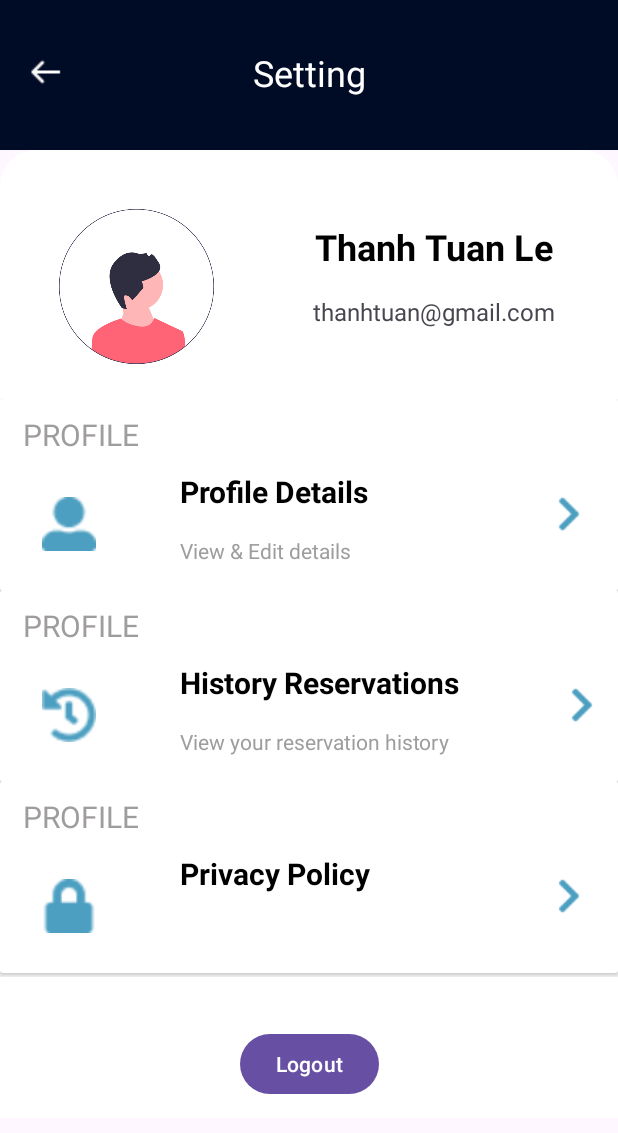
After one commit to lethanhtuan939/Hotel-Reservation-App, an Android app: the SettingActivity screen opened directly, with no data from a screen before it, on a phone screen of 412 x 824 dp. The commit adds this screen. Shown: the top 1133 px of the screen. Run offline under Robolectric (Android 15) with nearby library versions, the phone set to English and light mode, and no system bars.

Commit message:
setting activity

```diff
--- a/app/src/main/AndroidManifest.xml
+++ b/app/src/main/AndroidManifest.xml
@@ -12,6 +12,9 @@
         android:supportsRtl="true"
         android:theme="@style/Theme.HotelReservationApp"
         tools:targetApi="31">
+        <activity
+            android:name=".SettingActivity"
+            android:exported="false" />
         <activity
             android:name=".StartActivity"
             android:exported="false" />
--- /dev/null
+++ b/app/src/main/java/com/hotelreservationapp/SettingActivity.java
@@ -0,0 +1,40 @@
+package com.hotelreservationapp;
+
+import androidx.appcompat.app.AppCompatActivity;
+
+import android.os.Bundle;
+import android.widget.ListView;
+
+import com.hotelreservationapp.adapter.SettingListAdapter;
+import com.hotelreservationapp.model.SettingList;
+
+import java.util.ArrayList;
+
+public class SettingActivity extends AppCompatActivity {
+
+    SettingListAdapter settingListAdapter;
+    ArrayList<SettingList> lists;
+
+    ListView listView;
+
+    @Override
+    protected void onCreate(Bundle savedInstanceState) {
+        super.onCreate(savedInstanceState);
+        setContentView(R.layout.activity_setting);
+
+        lists = new ArrayList<>();
+        int[] icons = {R.drawable.user_icon, R.drawable.history, R.drawable.lock};
+        String[] titles = {"Profile Details", "History Reservations", "Privacy Policy"};
+        String[] subDes = {"View & Edit details", "View your reservation history", ""};
+
+        for(int i=0;i<icons.length;i++) {
+            SettingList item = new SettingList(titles[i], subDes[i], icons[i]);
+            lists.add(item);
+        }
+
+        settingListAdapter = new SettingListAdapter(SettingActivity.this, lists);
+
+        listView = findViewById(R.id.list_item_setting);
+        listView.setAdapter(settingListAdapter);
+    }
+}
--- a/app/src/main/java/com/hotelreservationapp/StartActivity.java
+++ b/app/src/main/java/com/hotelreservationapp/StartActivity.java
@@ -2,7 +2,10 @@ package com.hotelreservationapp;
 
 import androidx.appcompat.app.AppCompatActivity;
 
+import android.content.Intent;
 import android.os.Bundle;
+import android.view.View;
+import android.widget.Button;
 
 public class StartActivity extends AppCompatActivity {
 
--- /dev/null
+++ b/app/src/main/java/com/hotelreservationapp/adapter/SettingListAdapter.java
@@ -0,0 +1,40 @@
+package com.hotelreservationapp.adapter;
+
+import android.content.Context;
+import android.view.LayoutInflater;
+import android.view.View;
+import android.view.ViewGroup;
+import android.widget.ArrayAdapter;
+import android.widget.ImageView;
+import android.widget.TextView;
+
+import androidx.annotation.NonNull;
+import androidx.annotation.Nullable;
+
+import com.hotelreservationapp.R;
+import com.hotelreservationapp.model.SettingList;
+
+import java.util.ArrayList;
+
+public class SettingListAdapter extends ArrayAdapter<SettingList> {
+    public SettingListAdapter(@NonNull Context context, ArrayList<SettingList> dataArrayList) {
+        super(context, R.layout.setting_list_item, dataArrayList);
+    }
+
+    @NonNull
+    @Override
+    public View getView(int position, @Nullable View view, @NonNull ViewGroup parent) {
+        SettingList listData = getItem(position);
+        if (view == null){
+            view = LayoutInflater.from(getContext()).inflate(R.layout.setting_list_item, parent, false);
+        }
+        ImageView listImage = view.findViewById(R.id.setting_list_icon);
+        TextView listName = view.findViewById(R.id.setting_list_title);
+        TextView listTime = view.findViewById(R.id.setting_list_des);
+        listImage.setImageResource(listData.getIcon());
+        listName.setText(listData.getTitle());
+        listTime.setText(listData.getSubDes());
+
+        return view;
+    }
+}
--- /dev/null
+++ b/app/src/main/java/com/hotelreservationapp/model/SettingList.java
@@ -0,0 +1,41 @@
+package com.hotelreservationapp.model;
+
+public class SettingList {
+
+    private String title;
+    private String subDes;
+    private int icon;
+
+    public SettingList() {
+    }
+
+    public SettingList(String title, String subDes, int icon) {
+        this.title = title;
+        this.subDes = subDes;
+        this.icon = icon;
+    }
+
+    public String getTitle() {
+        return title;
+    }
+
+    public void setTitle(String title) {
+        this.title = title;
+    }
+
+    public String getSubDes() {
+        return subDes;
+    }
+
+    public void setSubDes(String subDes) {
+        this.subDes = subDes;
+    }
+
+    public int getIcon() {
+        return icon;
+    }
+
+    public void setIcon(int icon) {
+        this.icon = icon;
+    }
+}
--- /dev/null
+++ b/app/src/main/res/drawable/radius_layout.xml
@@ -0,0 +1,7 @@
+<?xml version="1.0" encoding="utf-8"?>
+<shape xmlns:android="http://schemas.android.com/apk/res/android"
+    android:shape="rectangle">
+    <solid android:color="@android:color/white"/>
+    <corners android:topLeftRadius="24dp"
+        android:topRightRadius="24dp" />
+</shape>
--- /dev/null
+++ b/app/src/main/res/layout/activity_setting.xml
@@ -0,0 +1,111 @@
+<?xml version="1.0" encoding="utf-8"?>
+<androidx.constraintlayout.widget.ConstraintLayout xmlns:android="http://schemas.android.com/apk/res/android"
+    xmlns:app="http://schemas.android.com/apk/res-auto"
+    xmlns:tools="http://schemas.android.com/tools"
+    android:layout_width="match_parent"
+    android:layout_height="match_parent"
+    tools:context=".SettingActivity">
+
+    <view
+        android:id="@+id/view"
+        android:layout_width="match_parent"
+        android:layout_height="100dp"
+        android:background="@color/setting_top_bg"
+        app:layout_constraintEnd_toEndOf="parent"
+        app:layout_constraintStart_toStartOf="parent"
+        app:layout_constraintTop_toTopOf="parent" class="View"/>
+
+    <TextView
+        android:id="@+id/textView2"
+        android:layout_width="wrap_content"
+        android:layout_height="wrap_content"
+        android:layout_marginTop="32dp"
+        android:text="Setting"
+        android:textSize="24dp"
+        android:textColor="@android:color/white"
+        app:layout_constraintEnd_toEndOf="parent"
+        app:layout_constraintHorizontal_bias="0.5"
+        app:layout_constraintStart_toStartOf="parent"
+        app:layout_constraintTop_toTopOf="@+id/view" />
+
+    <androidx.constraintlayout.widget.ConstraintLayout
+        android:layout_width="match_parent"
+        android:layout_height="645dp"
+        android:background="@drawable/radius_layout"
+        app:layout_constraintBottom_toBottomOf="parent"
+        app:layout_constraintEnd_toEndOf="parent"
+        app:layout_constraintHorizontal_bias="1.0"
+        app:layout_constraintStart_toStartOf="parent"
+        app:layout_constraintTop_toBottomOf="@+id/view"
+        app:layout_constraintVertical_bias="0.0">
+
+        <ImageView
+            android:id="@+id/avatar"
+            android:layout_width="150dp"
+            android:layout_height="150dp"
+            android:layout_marginStart="16dp"
+            android:layout_marginTop="16dp"
+            app:layout_constraintStart_toStartOf="parent"
+            app:layout_constraintTop_toTopOf="parent"
+            app:srcCompat="@drawable/avt" />
+
+        <TextView
+            android:id="@+id/email"
+            android:layout_width="wrap_content"
+            android:layout_height="wrap_content"
+            android:layout_marginTop="16dp"
+            android:text="thanhtuan@gmail.com"
+            android:textSize="16dp"
+            app:layout_constraintEnd_toEndOf="parent"
+            app:layout_constraintStart_toEndOf="@+id/avatar"
+            app:layout_constraintTop_toBottomOf="@+id/username" />
+
+        <TextView
+            android:id="@+id/username"
+            android:layout_width="wrap_content"
+            android:layout_height="wrap_content"
+            android:layout_marginTop="48dp"
+            android:text="Thanh Tuan Le"
+            android:textColor="@android:color/black"
+            android:textSize="24dp"
+            android:textStyle="bold"
+            app:layout_constraintEnd_toEndOf="parent"
+            app:layout_constraintStart_toEndOf="@+id/avatar"
+            app:layout_constraintTop_toTopOf="parent" />
+
+        <ListView
+            android:id="@+id/list_item_setting"
+            android:layout_width="match_parent"
+            android:layout_height="385dp"
+            android:divider="@android:color/transparent"
+            android:scrollbars="vertical"
+            app:layout_constraintEnd_toEndOf="parent"
+            app:layout_constraintHorizontal_bias="0.571"
+            app:layout_constraintStart_toStartOf="parent"
+            app:layout_constraintTop_toBottomOf="@+id/avatar"
+            tools:listitem="@layout/setting_list_item" />
+
+        <Button
+            android:id="@+id/btnLogout"
+            android:layout_width="wrap_content"
+            android:layout_height="wrap_content"
+            android:layout_marginTop="12dp"
+            android:layout_marginBottom="12dp"
+            android:text="Logout"
+            app:layout_constraintBottom_toBottomOf="parent"
+            app:layout_constraintEnd_toEndOf="parent"
+            app:layout_constraintStart_toStartOf="parent" />
+
+    </androidx.constraintlayout.widget.ConstraintLayout>
+
+    <ImageView
+        android:id="@+id/imageView3"
+        android:layout_width="wrap_content"
+        android:layout_height="wrap_content"
+        android:layout_marginStart="16dp"
+        android:layout_marginTop="32dp"
+        app:layout_constraintStart_toStartOf="@+id/view"
+        app:layout_constraintTop_toTopOf="@+id/view"
+        app:srcCompat="@drawable/back" />
+
+</androidx.constraintlayout.widget.ConstraintLayout>
--- a/app/src/main/res/layout/activity_start.xml
+++ b/app/src/main/res/layout/activity_start.xml
@@ -39,13 +39,14 @@ a guarantee of conformity with photographs"
             android:textAlignment="center" />
 
         <Button
+            android:id="@+id/btnStart"
             android:layout_width="200dp"
             android:layout_height="wrap_content"
             android:layout_gravity="center"
             android:background="@drawable/btncustom"
             android:text="Start"
+
             android:textSize="20dp"
-
             app:backgroundTint="#4C9FC1" />
     </LinearLayout>
 </androidx.constraintlayout.widget.ConstraintLayout>
--- /dev/null
+++ b/app/src/main/res/layout/setting_list_item.xml
@@ -0,0 +1,72 @@
+<?xml version="1.0" encoding="utf-8"?>
+<androidx.cardview.widget.CardView xmlns:android="http://schemas.android.com/apk/res/android"
+    xmlns:app="http://schemas.android.com/apk/res-auto"
+    android:layout_width="match_parent"
+    android:layout_height="128dp"
+    android:layout_marginHorizontal="10dp"
+    android:layout_marginVertical="10dp"
+    android:layout_marginStart="12dp"
+    android:layout_marginEnd="12dp" >
+
+    <androidx.constraintlayout.widget.ConstraintLayout
+        android:layout_width="match_parent"
+        android:layout_height="128dp">
+        <TextView
+            android:id="@+id/textView"
+            android:layout_width="wrap_content"
+            android:layout_height="wrap_content"
+            android:layout_marginStart="15dp"
+            android:layout_marginTop="10dp"
+            android:text="PROFILE"
+            android:textColor="@color/setting_title_tab"
+            android:textSize="20dp"
+            app:layout_constraintStart_toStartOf="parent"
+            app:layout_constraintTop_toTopOf="parent" />
+
+        <ImageView
+            android:id="@+id/setting_list_icon"
+            android:layout_width="36dp"
+            android:layout_height="36dp"
+            android:layout_marginStart="28dp"
+            android:layout_marginTop="28dp"
+            app:layout_constraintStart_toStartOf="parent"
+            app:layout_constraintTop_toBottomOf="@+id/textView"
+            app:srcCompat="@drawable/user_icon" />
+
+        <TextView
+            android:id="@+id/setting_list_title"
+            android:layout_width="wrap_content"
+            android:layout_height="wrap_content"
+            android:layout_marginStart="56dp"
+            android:layout_marginTop="48dp"
+            android:text="Profile Details"
+            android:textColor="@color/black"
+            android:textSize="20dp"
+            android:textStyle="bold"
+            app:layout_constraintStart_toEndOf="@+id/setting_list_icon"
+            app:layout_constraintTop_toTopOf="parent" />
+
+        <TextView
+            android:id="@+id/setting_list_des"
+            android:layout_width="wrap_content"
+            android:layout_height="wrap_content"
+            android:layout_marginStart="56dp"
+            android:layout_marginTop="16dp"
+            android:text="View and Edit detail"
+            android:textColor="@color/setting_title_tab"
+            app:layout_constraintStart_toEndOf="@+id/setting_list_icon"
+            app:layout_constraintTop_toBottomOf="@+id/setting_list_title" />
+
+        <ImageView
+            android:id="@+id/imageView2"
+            android:layout_width="wrap_content"
+            android:layout_height="wrap_content"
+            android:layout_marginTop="64dp"
+            app:layout_constraintEnd_toEndOf="parent"
+            app:layout_constraintHorizontal_bias="0.858"
+            app:layout_constraintStart_toEndOf="@+id/setting_list_title"
+            app:layout_constraintTop_toTopOf="parent"
+            app:srcCompat="@drawable/chevron_right" />
+    </androidx.constraintlayout.widget.ConstraintLayout>
+
+</androidx.cardview.widget.CardView>
--- a/app/src/main/res/values/colors.xml
+++ b/app/src/main/res/values/colors.xml
@@ -2,4 +2,6 @@
 <resources>
     <color name="black">#FF000000</color>
     <color name="white">#FFFFFFFF</color>
+    <color name="setting_top_bg">#000B25</color>
+    <color name="setting_title_tab">#9F9C9C</color>
 </resources>
```
Also changed, not shown: app/src/main/res/drawable/avt.png (added), app/src/main/res/drawable/back.png (added), app/src/main/res/drawable/chevron_right.png (added), app/src/main/res/drawable/history.png (added), app/src/main/res/drawable/lock.png (added), app/src/main/res/drawable/setting_bg.png (added), app/src/main/res/drawable/user_icon.png (added), 1 other file.
